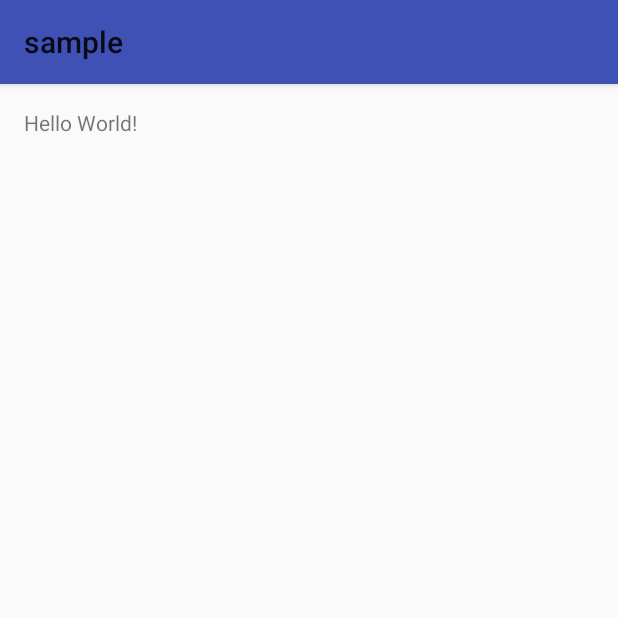
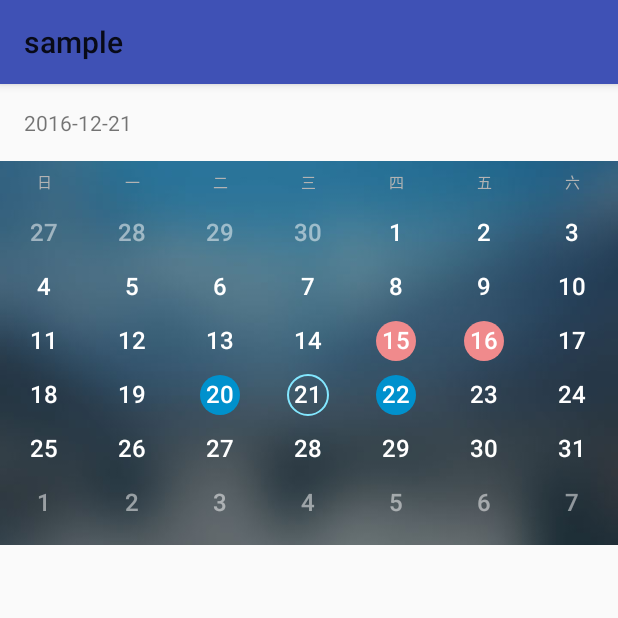
Before and after one commit to luiing/CalendarView, an Android app: the screen it shows after launch (MainActivity), on a phone screen of 412 x 824 dp, the top half of it. Run offline under Robolectric (Android 15) with nearby library versions, the phone set to English and light mode, and no system bars.

Commit message:
add attr,CalendarView

```diff
--- a/calendarview/src/main/java/com/uis/calendarview/CalendarDialog.java
+++ b/calendarview/src/main/java/com/uis/calendarview/CalendarDialog.java
@@ -138,10 +138,6 @@ public class CalendarDialog {
 
     private void setDate(long millis){
         tv_date.setText(CalendarMonthView.getTime(DateFormat,millis));
-    }
-
-    public void show(){
-        show(null);
     }
 
     public void show(OnDayListener call){
--- a/calendarview/src/main/java/com/uis/calendarview/CalendarMonthView.java
+++ b/calendarview/src/main/java/com/uis/calendarview/CalendarMonthView.java
@@ -112,29 +112,29 @@ public class CalendarMonthView extends View {
     public CalendarMonthView(Context context, AttributeSet attrs, int defStyleAttr) {
         super(context, attrs, defStyleAttr);
         final Resources res = context.getResources();
-        final TypedArray a = context.obtainStyledAttributes(attrs, R.styleable.TechMonthView, defStyleAttr,0);
+        final TypedArray a = context.obtainStyledAttributes(attrs, R.styleable.CalendarMonthView, defStyleAttr,0);
 
-        isEnableMonth = a.getBoolean(R.styleable.TechMonthView_isEnableMonth,false);
+        isEnableMonth = a.getBoolean(R.styleable.CalendarMonthView_isEnableMonth,false);
         mDesiredMonthHeight = isEnableMonth ? dp2px(res,mDesiredMonthHeight) : 0;
-        final String weekNameArray = a.getString(R.styleable.TechMonthView_weekNameArray);
+        final String weekNameArray = a.getString(R.styleable.CalendarMonthView_weekNameArray);
         if(!TextUtils.isEmpty(weekNameArray)){
             mDayOfWeekLabels = split(weekNameArray,",");
         }
         monthTextSize = dp2px(res,16);
-        weekTextSize = a.getDimensionPixelSize(R.styleable.TechMonthView_weekTextSize, dp2px(res,10) );
-        dayTextSize = a.getDimensionPixelSize(R.styleable.TechMonthView_dayTextSize, dp2px(res,16) );
-        int weekHeight = a.getDimensionPixelSize(R.styleable.TechMonthView_weekHeight, dp2px(res,30) );
-        int dayHeight = a.getDimensionPixelSize(R.styleable.TechMonthView_dayHeight, dp2px(res,36) );
-        int dayWidth = a.getDimensionPixelSize(R.styleable.TechMonthView_dayWidth, dp2px(res,36) );
-        int daySelectorRadius = a.getDimensionPixelSize(R.styleable.TechMonthView_daySelectorRadius, dp2px(res,13) );
-        int daySelectorStroke = a.getDimensionPixelSize(R.styleable.TechMonthView_daySelectorStroke, dp2px(res,1.5f));
-        int tailHeight = a.getDimensionPixelSize(R.styleable.TechMonthView_tailHeight, dp2px(res,10));;
+        weekTextSize = a.getDimensionPixelSize(R.styleable.CalendarMonthView_weekTextSize, dp2px(res,10) );
+        dayTextSize = a.getDimensionPixelSize(R.styleable.CalendarMonthView_dayTextSize, dp2px(res,16) );
+        int weekHeight = a.getDimensionPixelSize(R.styleable.CalendarMonthView_weekHeight, dp2px(res,30) );
+        int dayHeight = a.getDimensionPixelSize(R.styleable.CalendarMonthView_dayHeight, dp2px(res,36) );
+        int dayWidth = a.getDimensionPixelSize(R.styleable.CalendarMonthView_dayWidth, dp2px(res,36) );
+        int daySelectorRadius = a.getDimensionPixelSize(R.styleable.CalendarMonthView_daySelectorRadius, dp2px(res,13) );
+        int daySelectorStroke = a.getDimensionPixelSize(R.styleable.CalendarMonthView_daySelectorStroke, dp2px(res,1.5f));
+        int tailHeight = a.getDimensionPixelSize(R.styleable.CalendarMonthView_tailHeight, dp2px(res,10));;
 
-        weekTextColor = a.getColor(R.styleable.TechMonthView_weekTextColor, this.weekTextColor);
-        dayTextColor  = a.getColor(R.styleable.TechMonthView_dayTextColor, this.dayTextColor);
-        dayTextSelectedColor  = a.getColor(R.styleable.TechMonthView_dayTextSelectorColor,this.dayTextSelectedColor);
-        dayTextDisableColor  = a.getColor(R.styleable.TechMonthView_dayTextDisableColor,this.dayTextDisableColor);
-        daySelectedColor =  a.getColor(R.styleable.TechMonthView_daySelectorColor,this.daySelectedColor);
+        weekTextColor = a.getColor(R.styleable.CalendarMonthView_weekTextColor, this.weekTextColor);
+        dayTextColor  = a.getColor(R.styleable.CalendarMonthView_dayTextColor, this.dayTextColor);
+        dayTextSelectedColor  = a.getColor(R.styleable.CalendarMonthView_dayTextSelectorColor,this.dayTextSelectedColor);
+        dayTextDisableColor  = a.getColor(R.styleable.CalendarMonthView_dayTextDisableColor,this.dayTextDisableColor);
+        daySelectedColor =  a.getColor(R.styleable.CalendarMonthView_daySelectorColor,this.daySelectedColor);
         a.recycle();
         mDesiredWeekHeight = weekHeight;
         mDesiredDayHeight = dayHeight;
--- a/calendarview/src/main/java/com/uis/calendarview/CalendarView.java
+++ b/calendarview/src/main/java/com/uis/calendarview/CalendarView.java
@@ -1,11 +1,16 @@
 package com.uis.calendarview;
 
 import android.content.Context;
+import android.content.res.TypedArray;
 import android.support.v4.util.ArrayMap;
 import android.support.v4.view.PagerAdapter;
 import android.support.v4.view.ViewPager;
+import android.util.AttributeSet;
+import android.view.LayoutInflater;
 import android.view.View;
 import android.view.ViewGroup;
+import android.widget.FrameLayout;
+
 import java.util.Calendar;
 import java.util.Map;
 
@@ -14,8 +19,9 @@ import java.util.Map;
  * @version 1.0.0
  */
 
-public class CalendarView{
+public class CalendarView extends FrameLayout{
 
+    private static final int MAX = 100000;
     private OnCalendarCall mListener;
     private boolean IsDayClicked = false;
     private int DayClickedDay = -1;
@@ -29,24 +35,94 @@ public class CalendarView{
     private final int mYear;
     private final int mMonth;
     private final int mDay;
+    private int monthViewId = 0;
 
+    public CalendarView(Context context) {
+        this(context,null);
+    }
 
-    public CalendarView(Context c) {
+    public CalendarView(Context context, AttributeSet attrs) {
+        this(context, attrs,0);
+    }
+
+    public CalendarView(Context context, AttributeSet attrs, int defStyleAttr) {
+        super(context, attrs, defStyleAttr);
+        final TypedArray attr = context.obtainStyledAttributes(attrs, R.styleable.CalendarView, defStyleAttr,0);
+        monthViewId = attr.getResourceId(R.styleable.CalendarView_monthViewId,R.layout.cv_view_calendar_month);
+        attr.recycle();
         final Calendar calendar = Calendar.getInstance();
         mYear =calendar.get(Calendar.YEAR);
         mMonth = calendar.get(Calendar.MONTH);
         mDay = calendar.get(Calendar.DATE);
+        init();
+    }
 
+    private void init(){
+        viewPager = new ViewPager(getContext());
+        addView(viewPager);
+        final CalendarAdapter mAdapter = new CalendarAdapter(getContext());
+        viewPager.addOnPageChangeListener(new ViewPager.OnPageChangeListener() {
+
+            @Override
+            public void onPageScrolled(int position, float positionOffset, int positionOffsetPixels) {
+
+            }
+
+            @Override
+            public void onPageSelected(int position) {
+                currentMonth = mAdapter.getItem(position);
+                if(currentMonth==null)return;
+                    /*LogUtil.e("xx","pos="+position+",m="+currentMonth.getMonth()+",day="+currentMonth.getDay()+
+                            ",year="+currentMonth.getYear()+ ",cur="+viewPager.getCurrentItem());*/
+                final int curMonth = currentMonth.getMonth();
+                final int curDay = currentMonth.getDay();
+                final int curYear = currentMonth.getYear();
+                if(IsDayClicked){
+                    //LogUtil.e("xx","cury="+curYear+",curM="+curMonth+",y="+selectYear+",m="+selectMonth);
+                    if(selectYear==curYear && selectMonth==curMonth){//同一月份
+                        IsDayClicked = false;
+                        currentMonth.selectDay(DayClickedDay);
+                        DayClickedDay = -1;
+                    }else{
+                        //LogUtil.e("xx","days="+currentMonth.getDaysInMonth()+",d="+DayClickedDay);
+                        IsDayClicked = false;
+                        currentMonth.selectDay(DayClickedDay);
+                        DayClickedDay = -1;
+                    }
+                }else{
+                    if(selectYear==curYear && selectMonth==curMonth && selectDay>0){
+                        currentMonth.markDay(selectDay);
+                        if(mListener!=null){
+                            mListener.onDay(currentMonth.getCurentCalendar());
+                        }
+                    }else{
+                        currentMonth.markDay(-1);
+                        if(mListener!=null){
+                            mListener.onMonth(currentMonth.getCurentCalendar());
+                        }
+                    }
+                }
+            }
+
+            @Override
+            public void onPageScrollStateChanged(int state) {
+
+            }
+        });
+        viewPager.setAdapter(mAdapter);
+        viewPager.setCurrentItem(MAX/2);
     }
 
     public void setOnCalendarCall(OnCalendarCall listener){
         mListener = listener;
     }
+
     public void markDay(int[] send){
         markDay(null,send);
     }
+
     //标记
-    private void markDay(int[] diff,int[] send){
+    public void markDay(int[] diff,int[] send){
         if(currentMonth!=null){
             currentMonth.markDay(diff,send);
         }
@@ -100,7 +176,6 @@ public class CalendarView{
     private CalendarMonthView.OnDayClickListener Listener = new CalendarMonthView.OnDayClickListener() {
         @Override
         public void onDayClick(CalendarMonthView view, Calendar day) {
-            //LogUtil.e("Adapter", DateFactory.getTimeFull( (int)(day.getTimeInMillis()/1000) ) );
             selectDay = day.get(Calendar.DATE);
             selectMonth = day.get(Calendar.MONTH);
             selectYear = day.get(Calendar.YEAR);
@@ -129,65 +204,6 @@ public class CalendarView{
         }
     };
 
-
-        void setCalendar(View convertView){
-            //viewPager = (ViewPager) convertView.findViewById(R.id.calendar_viewpager);
-            //TextView tv = (TextView)convertView.findViewById(R.id.calendar_text_diff);
-            //tv.setText(isBuy?l.getString(R.string.schedule_remark_diff_buy):l.getString(R.string.schedule_remark_diff_sell));
-            final CalendarAdapter mAdapter = new CalendarAdapter(convertView.getContext());
-            viewPager.addOnPageChangeListener(new ViewPager.OnPageChangeListener() {
-
-                @Override
-                public void onPageScrolled(int position, float positionOffset, int positionOffsetPixels) {
-
-                }
-
-                @Override
-                public void onPageSelected(int position) {
-                    currentMonth = mAdapter.getItem(position);
-                    if(currentMonth==null)return;
-                    /*LogUtil.e("xx","pos="+position+",m="+currentMonth.getMonth()+",day="+currentMonth.getDay()+
-                            ",year="+currentMonth.getYear()+ ",cur="+viewPager.getCurrentItem());*/
-                    final int curMonth = currentMonth.getMonth();
-                    final int curDay = currentMonth.getDay();
-                    final int curYear = currentMonth.getYear();
-                    if(IsDayClicked){
-                        //LogUtil.e("xx","cury="+curYear+",curM="+curMonth+",y="+selectYear+",m="+selectMonth);
-                        if(selectYear==curYear && selectMonth==curMonth){//同一月份
-                            IsDayClicked = false;
-                            currentMonth.selectDay(DayClickedDay);
-                            DayClickedDay = -1;
-                        }else{
-                            //LogUtil.e("xx","days="+currentMonth.getDaysInMonth()+",d="+DayClickedDay);
-                            IsDayClicked = false;
-                            currentMonth.selectDay(DayClickedDay);
-                            DayClickedDay = -1;
-                        }
-                    }else{
-                        if(selectYear==curYear && selectMonth==curMonth && selectDay>0){
-                            currentMonth.markDay(selectDay);
-                            if(mListener!=null){
-                                mListener.onDay(currentMonth.getCurentCalendar());
-                            }
-                        }else{
-                            currentMonth.markDay(-1);
-                            if(mListener!=null){
-                                mListener.onMonth(currentMonth.getCurentCalendar());
-                            }
-                        }
-                    }
-                }
-
-                @Override
-                public void onPageScrollStateChanged(int state) {
-
-                }
-            });
-            //viewPager.setOffscreenPageLimit(3);
-            viewPager.setAdapter(mAdapter);
-            viewPager.setCurrentItem(MAX/2);
-        }
-    private static final int MAX = 100000;
     private class CalendarAdapter extends PagerAdapter {
         private Context mc;
 
@@ -203,8 +219,7 @@ public class CalendarView{
 
         @Override
         public Object instantiateItem(ViewGroup container, int position) {
-            final CalendarMonthView monthView = new CalendarMonthView(mc);
-
+            final CalendarMonthView monthView = (CalendarMonthView) LayoutInflater.from(getContext()).inflate(monthViewId,null);
             int result = mMonth + position - MAX/2;
             int y;
             int m;
@@ -249,6 +264,4 @@ public class CalendarView{
             return view == object;
         }
     }
-
-
 }
--- a/calendarview/src/main/res/layout/cv_dialog_calendar.xml
+++ b/calendarview/src/main/res/layout/cv_dialog_calendar.xml
@@ -9,7 +9,7 @@
 		android:layout_width="match_parent"
 		android:layout_height="wrap_content"
 		android:orientation="vertical"
-		android:background="@drawable/fillet_dialog_button"
+		android:background="@drawable/cv_fillet_dialog_button"
 		>
 		<LinearLayout
 			android:layout_width="match_parent"
@@ -19,7 +19,7 @@
 			<ImageView android:id="@+id/dialog_left"
 			           android:layout_width="wrap_content"
 			           android:layout_height="wrap_content"
-			           android:src="@drawable/ic_chevron_start"
+			           android:src="@drawable/cv_chevron_start"
 			           android:clickable="true"
 			           android:layout_marginLeft="10dp"
 				/>
@@ -34,7 +34,7 @@
 			<ImageView android:id="@+id/dialog_right"
 			           android:layout_width="wrap_content"
 			           android:layout_height="wrap_content"
-			           android:src="@drawable/ic_chevron_end"
+			           android:src="@drawable/cv_chevron_end"
 			           android:clickable="true"
 			           android:layout_marginRight="10dp"
 				/>
--- a/calendarview/src/main/res/layout/cv_view_calendar_month.xml
+++ b/calendarview/src/main/res/layout/cv_view_calendar_month.xml
@@ -9,7 +9,7 @@
 	xmlns:tools="http://schemas.android.com/tools"
 	android:layout_width="match_parent"
 	android:layout_height="wrap_content"
-	android:background="@mipmap/calendar_bg"
+	android:background="@mipmap/cv_calendar_bg"
 	app:isEnableMonth="false"
 >
 </com.uis.calendarview.CalendarMonthView>
--- a/calendarview/src/main/res/values/attrs.xml
+++ b/calendarview/src/main/res/values/cv_attrs.xml
@@ -1,6 +1,6 @@
 <?xml version="1.0" encoding="utf-8"?>
 <resources>
-	<declare-styleable name="TechMonthView">
+	<declare-styleable name="CalendarMonthView">
 		<attr name="isEnableMonth" format="boolean"/>
 		<!--"日,一,二,三,四,五,六"-->
 		<attr name="weekNameArray" format="string" />
@@ -19,4 +19,7 @@
 		<attr name="dayTextSelectorColor" format="color|reference" />
 		<attr name="daySelectorColor" format="color|reference"/>
 	</declare-styleable>
+	<declare-styleable name="CalendarView">
+		<attr name="monthViewId" format="integer|reference" />
+	</declare-styleable>
 </resources>
--- a/sample/src/main/java/com/uis/calendarview/sample/MainActivity.java
+++ b/sample/src/main/java/com/uis/calendarview/sample/MainActivity.java
@@ -2,22 +2,39 @@ package com.uis.calendarview.sample;
 
 import android.support.v7.app.AppCompatActivity;
 import android.os.Bundle;
-import android.util.Log;
 import android.view.View;
 import android.widget.TextView;
-
 import com.uis.calendarview.CalendarDialog;
 import com.uis.calendarview.CalendarMonthView;
 import com.uis.calendarview.CalendarView;
 
+import java.util.Calendar;
+
 public class MainActivity extends AppCompatActivity implements View.OnClickListener{
+
+    private TextView tv;
+    private CalendarView calendarView;
 
     @Override
     protected void onCreate(Bundle savedInstanceState) {
         super.onCreate(savedInstanceState);
         setContentView(R.layout.activity_main);
-        TextView tv = (TextView)findViewById(R.id.tv);
+        tv = (TextView)findViewById(R.id.tv);
+        calendarView = (CalendarView)findViewById(R.id.calendarView);
+
         tv.setOnClickListener(this);
+        calendarView.setOnCalendarCall(new CalendarView.OnCalendarCall() {
+            @Override
+            public void onDay(Calendar day) {
+                tv.setText(CalendarMonthView.getTime("yyyy-MM-dd",day.getTimeInMillis()));
+            }
+
+            @Override
+            public void onMonth(Calendar day) {
+                calendarView.markDay(new int[]{15,16},new int[]{20,21,22});
+                tv.setText(CalendarMonthView.getTime("yyyy-MM",day.getTimeInMillis()));
+            }
+        });
     }
 
     @Override
@@ -25,7 +42,7 @@ public class MainActivity extends AppCompatActivity implements View.OnClickListe
         new CalendarDialog(this).show(new CalendarDialog.OnDayListener() {
             @Override
             public void onDay(long millis) {
-                Log.e("log", CalendarMonthView.getTime("yyyy-MM-dd HH:mm:ss",millis));
+                tv.setText( CalendarMonthView.getTime("yyyy-MM-dd HH:mm:ss",millis) );
             }
         });
     }
--- a/sample/src/main/res/layout/activity_main.xml
+++ b/sample/src/main/res/layout/activity_main.xml
@@ -2,16 +2,18 @@
 <RelativeLayout xmlns:android="http://schemas.android.com/apk/res/android"
     xmlns:tools="http://schemas.android.com/tools" android:id="@+id/activity_main"
     android:layout_width="match_parent" android:layout_height="match_parent"
-    android:paddingBottom="@dimen/activity_vertical_margin"
-    android:paddingLeft="@dimen/activity_horizontal_margin"
-    android:paddingRight="@dimen/activity_horizontal_margin"
-    android:paddingTop="@dimen/activity_vertical_margin"
     tools:context="com.uis.calendarview.sample.MainActivity">
 
     <TextView android:id="@+id/tv"
-        android:layout_width="wrap_content"
+        android:layout_width="match_parent"
         android:layout_height="wrap_content"
-        android:text="Hello World!"
+        android:text="Click to selected date"
         android:clickable="true"
-        />
+        android:padding="16dp"/>
+    <com.uis.calendarview.CalendarView
+        android:id="@+id/calendarView"
+        android:layout_width="match_parent"
+        android:layout_height="256dp"
+        android:layout_below="@id/tv">
+    </com.uis.calendarview.CalendarView>
 </RelativeLayout>
```
Also changed, not shown: calendarview/src/main/res/drawable/cv_chevron_end.xml (renamed from calendarview/src/main/res/drawable/ic_chevron_end.xml), calendarview/src/main/res/drawable/cv_chevron_start.xml (renamed from calendarview/src/main/res/drawable/ic_chevron_start.xml), calendarview/src/main/res/drawable/cv_fillet_dialog_button.xml (renamed from calendarview/src/main/res/drawable/fillet_dialog_button.xml), calendarview/src/main/res/mipmap-xhdpi/cv_calendar_bg.jpg (renamed from calendarview/src/main/res/mipmap-xhdpi/calendar_bg.jpg).
